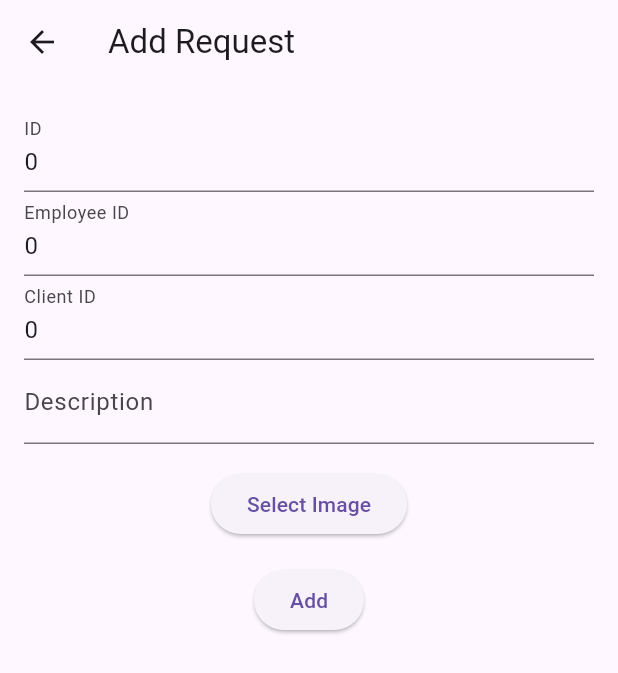
After one commit to Warning-Team/Admin-Panel, a Flutter app: the RequestsScreen screen opened directly, after a tap on the "add" icon, on a phone screen of 412 x 824 dp. The commit adds this screen. Shown: the top 673 px of the screen. Run offline on Flutter 3.47's test engine with Material 3 defaults, Android fonts, the phone set to English and light mode, and no system bars; our stand-ins replace flutter_screenutil, gap, image_picker; network calls fail.

Commit message:
requst add delete edit qo'shildi image picker ham qo'shildi

```diff
--- a/lib/services/request_http_serrvice.dart
+++ b/lib/services/request_http_serrvice.dart
@@ -1,11 +1,13 @@
 import 'dart:convert';
+import 'package:http/http.dart' as http;
 import 'package:admin_panel/models/request.dart';
-import 'package:http/http.dart' as http;
 
 class RequestsHttpService {
+  final String baseUrl =
+      "https://savdosanoatapp-default-rtdb.firebaseio.com/requests";
+
   Future<Request> getRequest(String requestId) async {
-    final uri = Uri.parse(
-        "https://savdosanoatapp-default-rtdb.firebaseio.com/requests/$requestId.json");
+    final uri = Uri.parse("$baseUrl/$requestId.json");
 
     try {
       final response = await http.get(uri);
@@ -25,4 +27,63 @@ class RequestsHttpService {
       throw Exception('Error fetching request: $e');
     }
   }
+
+  Future<void> addRequest(Request request) async {
+    final uri = Uri.parse("$baseUrl.json");
+    try {
+      final response = await http.post(
+        uri,
+        body: jsonEncode({
+          'id': request.id,
+          'eId': request.eId,
+          'cId': request.cId,
+          'date': request.date.toIso8601String(),
+          'description': request.description,
+          'imgUrls': request.imgUrls,
+        }),
+      );
+
+      if (response.statusCode != 200) {
+        throw Exception('Failed to add request');
+      }
+    } catch (e) {
+      throw Exception('Error adding request: $e');
+    }
+  }
+
+  Future<void> updateRequest(String requestId, Request request) async {
+    final uri = Uri.parse("$baseUrl/$requestId.json");
+    try {
+      final response = await http.put(
+        uri,
+        body: jsonEncode({
+          'id': request.id,
+          'eId': request.eId,
+          'cId': request.cId,
+          'date': request.date.toIso8601String(),
+          'description': request.description,
+          'imgUrls': request.imgUrls,
+        }),
+      );
+
+      if (response.statusCode != 200) {
+        throw Exception('Failed to update request');
+      }
+    } catch (e) {
+      throw Exception('Error updating request: $e');
+    }
+  }
+
+  Future<void> deleteRequest(String requestId) async {
+    final uri = Uri.parse("$baseUrl/$requestId.json");
+    try {
+      final response = await http.delete(uri);
+
+      if (response.statusCode != 200) {
+        throw Exception('Failed to delete request');
+      }
+    } catch (e) {
+      throw Exception('Error deleting request: $e');
+    }
+  }
 }
--- /dev/null
+++ b/lib/views/screens/add_dit_request_screen.dart
@@ -0,0 +1,140 @@
+import 'dart:io';
+import 'package:admin_panel/services/request_http_serrvice.dart';
+import 'package:flutter/material.dart';
+import 'package:image_picker/image_picker.dart';
+import 'package:admin_panel/models/request.dart';
+
+class AddEditRequestScreen extends StatefulWidget {
+  final Request? request;
+
+  const AddEditRequestScreen({Key? key, this.request}) : super(key: key);
+
+  @override
+  _AddEditRequestScreenState createState() => _AddEditRequestScreenState();
+}
+
+class _AddEditRequestScreenState extends State<AddEditRequestScreen> {
+  final _formKey = GlobalKey<FormState>();
+  final RequestsHttpService _requestsHttpService = RequestsHttpService();
+
+  late int _id;
+  late int _eId;
+  late int _cId;
+  late DateTime _date;
+  late String _description;
+  late List<String> _imgUrls;
+
+  File? _image; // Variable to store the selected image
+
+  @override
+  void initState() {
+    super.initState();
+    if (widget.request != null) {
+      _id = widget.request!.id;
+      _eId = widget.request!.eId;
+      _cId = widget.request!.cId;
+      _date = widget.request!.date;
+      _description = widget.request!.description;
+      _imgUrls = widget.request!.imgUrls;
+    } else {
+      _id = 0;
+      _eId = 0;
+      _cId = 0;
+      _date = DateTime.now();
+      _description = '';
+      _imgUrls = [];
+    }
+  }
+
+  void _saveRequest() {
+    if (_formKey.currentState!.validate()) {
+      _formKey.currentState!.save();
+
+      final request = Request(
+        id: _id,
+        eId: _eId,
+        cId: _cId,
+        date: _date,
+        description: _description,
+        imgUrls: _imgUrls,
+      );
+
+      if (widget.request == null) {
+        _requestsHttpService.addRequest(request);
+      } else {
+        _requestsHttpService.updateRequest(
+            widget.request!.id.toString(), request);
+      }
+
+      Navigator.pop(context);
+    }
+  }
+
+  Future<void> _getImage() async {
+    final pickedFile =
+        await ImagePicker().pickImage(source: ImageSource.gallery);
+
+    setState(() {
+      if (pickedFile != null) {
+        _image = File(pickedFile.path);
+        _imgUrls.add(pickedFile.path); // Add image path to the list
+      } else {
+        print('No image selected.');
+      }
+    });
+  }
+
+  @override
+  Widget build(BuildContext context) {
+    return Scaffold(
+      appBar: AppBar(
+        title: Text(widget.request == null ? 'Add Request' : 'Edit Request'),
+      ),
+      body: Padding(
+        padding: const EdgeInsets.all(16.0),
+        child: Form(
+          key: _formKey,
+          child: Column(
+            children: [
+              TextFormField(
+                initialValue: _id.toString(),
+                decoration: InputDecoration(labelText: 'ID'),
+                keyboardType: TextInputType.number,
+                onSaved: (value) => _id = int.parse(value!),
+              ),
+              TextFormField(
+                initialValue: _eId.toString(),
+                decoration: InputDecoration(labelText: 'Employee ID'),
+                keyboardType: TextInputType.number,
+                onSaved: (value) => _eId = int.parse(value!),
+              ),
+              TextFormField(
+                initialValue: _cId.toString(),
+                decoration: InputDecoration(labelText: 'Client ID'),
+                keyboardType: TextInputType.number,
+                onSaved: (value) => _cId = int.parse(value!),
+              ),
+              TextFormField(
+                initialValue: _description,
+                decoration: InputDecoration(labelText: 'Description'),
+                onSaved: (value) => _description = value!,
+              ),
+              SizedBox(height: 16),
+              ElevatedButton(
+                onPressed: _getImage, // Call _getImage method on button press
+                child: Text('Select Image'),
+              ),
+              SizedBox(height: 16),
+              if (_image != null)
+                Image.file(_image!), // Display selected image if available
+              ElevatedButton(
+                onPressed: _saveRequest,
+                child: Text(widget.request == null ? 'Add' : 'Update'),
+              ),
+            ],
+          ),
+        ),
+      ),
+    );
+  }
+}
--- a/lib/views/screens/requests.dart
+++ b/lib/views/screens/requests.dart
@@ -1,6 +1,8 @@
+import 'package:admin_panel/services/request_http_serrvice.dart';
+import 'package:admin_panel/views/screens/add_dit_request_screen.dart';
+import 'package:flutter/material.dart';
 import 'package:admin_panel/models/user.dart';
 import 'package:admin_panel/views/screens/request_detail_screen.dart';
-import 'package:flutter/material.dart';
 
 class RequestsScreen extends StatefulWidget {
   const RequestsScreen({super.key});
@@ -10,6 +12,7 @@ class RequestsScreen extends StatefulWidget {
 }
 
 class _RequestsScreenState extends State<RequestsScreen> {
+  final RequestsHttpService _requestsHttpService = RequestsHttpService();
   List<User> users = [];
 
   @override
@@ -53,6 +56,11 @@ class _RequestsScreenState extends State<RequestsScreen> {
     ];
   }
 
+  void _deleteRequest(String requestId) async {
+    await _requestsHttpService.deleteRequest(requestId);
+    setState(() {});
+  }
+
   @override
   Widget build(BuildContext context) {
     return Scaffold(
@@ -60,6 +68,19 @@ class _RequestsScreenState extends State<RequestsScreen> {
         title: const Text("Request Screen"),
         centerTitle: true,
         backgroundColor: Colors.lightBlue.shade100,
+        actions: [
+          IconButton(
+            icon: const Icon(Icons.add),
+            onPressed: () {
+              Navigator.push(
+                context,
+                MaterialPageRoute(
+                  builder: (context) => const AddEditRequestScreen(),
+                ),
+              ).then((_) => setState(() {}));
+            },
+          ),
+        ],
       ),
       body: ListView.builder(
         itemCount: users.length,
@@ -80,6 +101,10 @@ class _RequestsScreenState extends State<RequestsScreen> {
               child: ListTile(
                 title: Text('${user.name} ${user.surname}'),
                 subtitle: Text(user.workPlace),
+                trailing: IconButton(
+                  icon: const Icon(Icons.delete),
+                  onPressed: () => _deleteRequest('request1'),
+                ),
               ),
             ),
           );
--- a/pubspec.yaml
+++ b/pubspec.yaml
@@ -40,6 +40,7 @@ dependencies:
   http: ^1.2.1
   firebase_core: ^3.1.0
   cloud_firestore: ^5.0.1
+  image_picker: ^1.1.2
 
 dev_dependencies:
   flutter_test:
```
Also changed, not shown: pubspec.lock, 5 other files.
